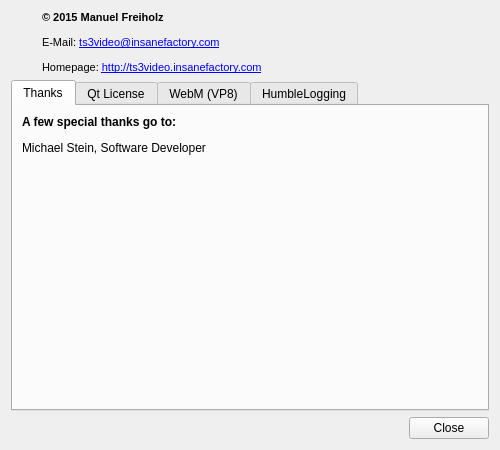
Before: the Qt Designer form projects/videoclient/src/aboutwidget.ui in mfreiholz/ts3video, drawn with Qt 5.
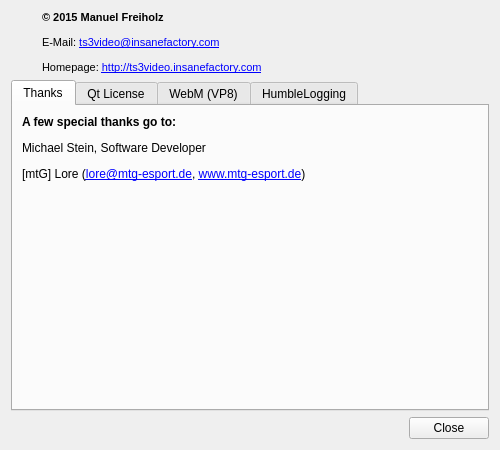
After: the same form once the commit is applied. Icons and pictures are not drawn.

Commit message: Updates about dialog with credits.

```diff
--- a/projects/videoclient/src/aboutwidget.ui
+++ b/projects/videoclient/src/aboutwidget.ui
@@ -69,7 +69,7 @@
        <item>
         <widget class="QLabel" name="label_3">
          <property name="text">
-          <string>&lt;html&gt;&lt;head/&gt;&lt;body&gt;&lt;p&gt;&lt;span style=&quot; font-weight:600;&quot;&gt;A few special thanks go to:&lt;/span&gt;&lt;/p&gt;&lt;p&gt;Michael Stein, Software Developer&lt;/p&gt;&lt;/body&gt;&lt;/html&gt;</string>
+          <string>&lt;html&gt;&lt;head/&gt;&lt;body&gt;&lt;p&gt;&lt;span style=&quot; font-weight:600;&quot;&gt;A few special thanks go to:&lt;/span&gt;&lt;/p&gt;&lt;p&gt;Michael Stein, Software Developer&lt;/p&gt;&lt;p&gt;[mtG] Lore (&lt;a href=&quot;mailto:lore@mtg-esport.de&quot;&gt;&lt;span style=&quot; text-decoration: underline; color:#0000ff;&quot;&gt;lore@mtg-esport.de&lt;/span&gt;&lt;/a&gt;, &lt;a href=&quot;https://www.mtg-esport.de/&quot;&gt;&lt;span style=&quot; text-decoration: underline; color:#0000ff;&quot;&gt;www.mtg-esport.de&lt;/span&gt;&lt;/a&gt;)&lt;/p&gt;&lt;/body&gt;&lt;/html&gt;</string>
          </property>
          <property name="alignment">
           <set>Qt::AlignLeading|Qt::AlignLeft|Qt::AlignTop</set>
```
Left out of the diff: 3 changed lines with no effect on the pictures.
